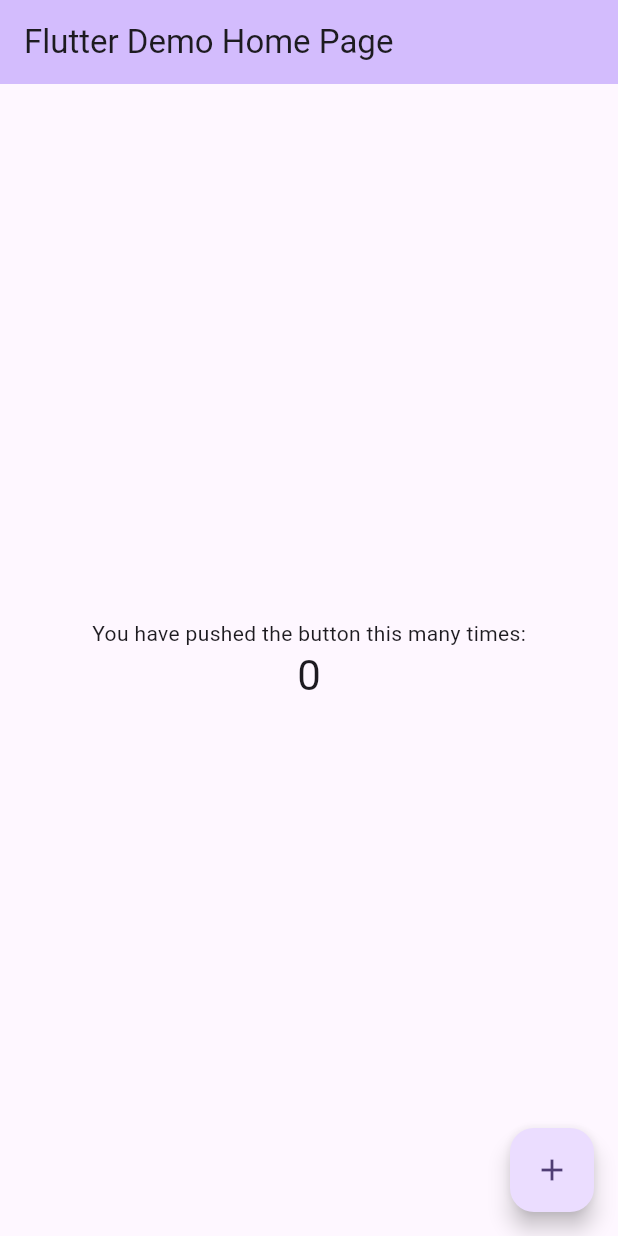
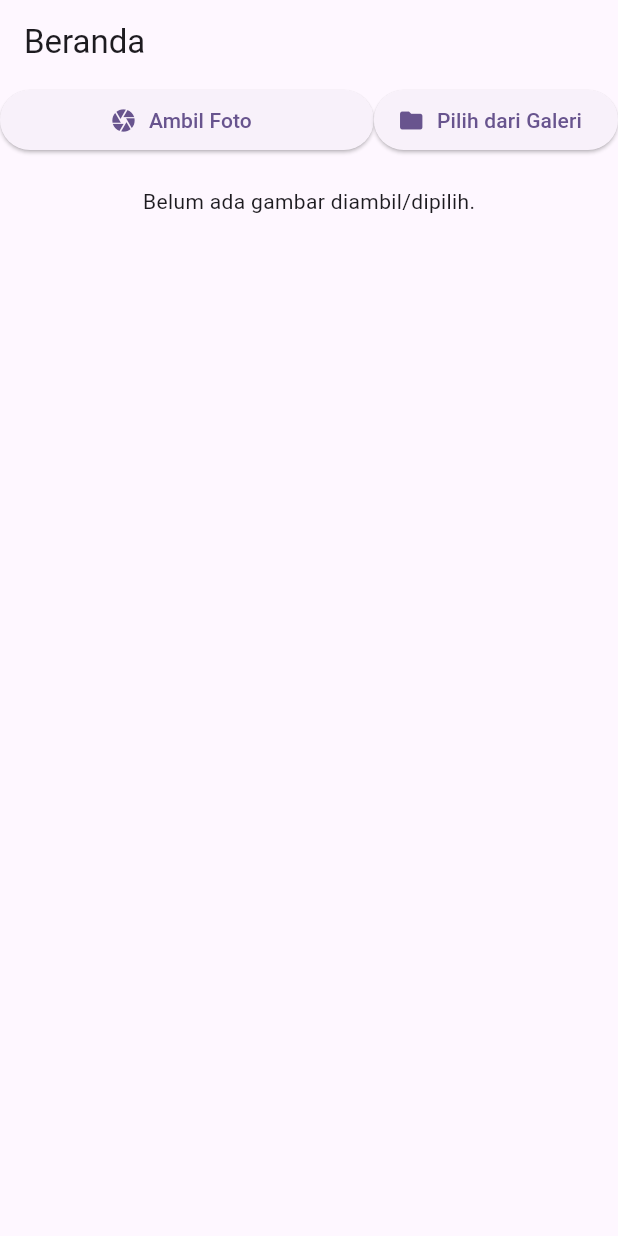
Before and after one commit to ARULL20/CameraFile_0051, a Flutter app: the screen it shows after launch, on a phone screen of 412 x 824 dp. Run offline on Flutter 3.47's test engine with Material 3 defaults, Android fonts, the light colour scheme and no system bars; our stand-ins replace camera, image_picker, permission_handler.

Commit message:
Camera non bloc

```diff
--- /dev/null
+++ b/lib/home_page.dart
@@ -0,0 +1,109 @@
+import 'dart:io';
+
+import 'package:cameras/native_camera_page.dart';
+import 'package:cameras/storage_helper.dart';
+import 'package:flutter/material.dart';
+import 'package:permission_handler/permission_handler.dart';
+import 'package:image_picker/image_picker.dart';
+
+class HomePage extends StatefulWidget {
+  const HomePage({super.key});
+
+  @override
+  State<HomePage> createState() => _HomePageState();
+}
+
+class _HomePageState extends State<HomePage> {
+  File? _imageFile;
+
+  Future<void> _requestPermission() async {
+    await Permission.camera.request();
+    await Permission.storage.request();
+    await Permission.manageExternalStorage.request();
+  }
+
+  Future<void> _takePicture() async {
+    await _requestPermission();
+    final File? result = await Navigator.push<File?>(
+      context,
+      MaterialPageRoute(builder: (_) => const CameraPage()),
+    );
+    if (result != null) {
+      final saved = await StorageHelper.saveImage(result, 'camera');
+      setState(() => _imageFile = saved);
+      ScaffoldMessenger.of(
+        context,
+      ).showSnackBar(SnackBar(content: Text('Disimpan: ${saved.path}')));
+    }
+  }
+
+  Future<void> _pickFromGallery() async {
+    final picker = ImagePicker();
+    final picked = await picker.pickImage(source: ImageSource.gallery);
+    if (picked != null) {
+      final saved = await StorageHelper.saveImage(File(picked.path), 'gallery');
+      setState(() => _imageFile = saved);
+      ScaffoldMessenger.of(
+        context,
+      ).showSnackBar(SnackBar(content: Text('Disalin: ${saved.path}')));
+    }
+  }
+
+  @override
+  Widget build(BuildContext context) {
+    return Scaffold(
+      appBar: AppBar(title: const Text('Beranda')),
+      body: SafeArea(
+        child: Column(
+          crossAxisAlignment: CrossAxisAlignment.center,
+          children: [
+            Row(
+              children: [
+                Expanded(
+                  child: ElevatedButton.icon(
+                    icon: const Icon(Icons.camera),
+                    label: const Text('Ambil Foto'),
+                    onPressed: _takePicture,
+                  ),
+                ),
+                ElevatedButton.icon(
+                  icon: const Icon(Icons.folder),
+                  label: const Text('Pilih dari Galeri'),
+                  onPressed: _pickFromGallery,
+                ),
+              ],
+            ),
+            const SizedBox(height: 20),
+            if (_imageFile != null)
+              Column(
+                children: [
+                  Padding(
+                    padding: const EdgeInsets.all(8.0),
+                    child: Image.file(_imageFile!, width: double.infinity),
+                  ),
+                  Text(
+                    'Gambar disimpan di: ${_imageFile?.path ?? 'Tidak ada'}',
+                    style: const TextStyle(fontSize: 12),
+                  ),
+                  ElevatedButton.icon(
+                    icon: const Icon(Icons.delete),
+                    label: const Text('Hapus Gambar'),
+                    onPressed: () async {
+                      await _imageFile?.delete();
+                      setState(() => _imageFile = null);
+                      ScaffoldMessenger.of(context).showSnackBar(
+                        const SnackBar(content: Text('Gambar dihapus')),
+                      );
+                    },
+                  ),
+                ],
+              )
+            else
+              const Text('Belum ada gambar diambil/dipilih.'),
+            const SizedBox(height: 20),
+          ],
+        ),
+      ),
+    );
+  }
+}
--- a/lib/main.dart
+++ b/lib/main.dart
@@ -1,3 +1,4 @@
+import 'package:cameras/home_page.dart';
 import 'package:flutter/material.dart';
 
 void main() {
@@ -7,119 +8,15 @@
 class MyApp extends StatelessWidget {
   const MyApp({super.key});
 
-  // This widget is the root of your application.
   @override
   Widget build(BuildContext context) {
     return MaterialApp(
       title: 'Flutter Demo',
       theme: ThemeData(
-        // This is the theme of your application.
-        //
-        // TRY THIS: Try running your application with "flutter run". You'll see
-        // the application has a purple toolbar. Then, without quitting the app,
-        // try changing the seedColor in the colorScheme below to Colors.green
-        // and then invoke "hot reload" (save your changes or press the "hot
-        // reload" button in a Flutter-supported IDE, or press "r" if you used
-        // the command line to start the app).
-        //
-        // Notice that the counter didn't reset back to zero; the application
-        // state is not lost during the reload. To reset the state, use hot
-        // restart instead.
-        //
-        // This works for code too, not just values: Most code changes can be
-        // tested with just a hot reload.
         colorScheme: ColorScheme.fromSeed(seedColor: Colors.deepPurple),
-        useMaterial3: true,
       ),
-      home: const MyHomePage(title: 'Flutter Demo Home Page'),
+      home: HomePage(),
+      debugShowCheckedModeBanner: false,
     );
   }
 }
-
-class MyHomePage extends StatefulWidget {
-  const MyHomePage({super.key, required this.title});
-
-  // This widget is the home page of your application. It is stateful, meaning
-  // that it has a State object (defined below) that contains fields that affect
-  // how it looks.
-
-  // This class is the configuration for the state. It holds the values (in this
-  // case the title) provided by the parent (in this case the App widget) and
-  // used by the build method of the State. Fields in a Widget subclass are
-  // always marked "final".
-
-  final String title;
-
-  @override
-  State<MyHomePage> createState() => _MyHomePageState();
-}
-
-class _MyHomePageState extends State<MyHomePage> {
-  int _counter = 0;
-
-  void _incrementCounter() {
-    setState(() {
-      // This call to setState tells the Flutter framework that something has
-      // changed in this State, which causes it to rerun the build method below
-      // so that the display can reflect the updated values. If we changed
-      // _counter without calling setState(), then the build method would not be
-      // called again, and so nothing would appear to happen.
-      _counter++;
-    });
-  }
-
-  @override
-  Widget build(BuildContext context) {
-    // This method is rerun every time setState is called, for instance as done
-    // by the _incrementCounter method above.
-    //
-    // The Flutter framework has been optimized to make rerunning build methods
-    // fast, so that you can just rebuild anything that needs updating rather
-    // than having to individually change instances of widgets.
-    return Scaffold(
-      appBar: AppBar(
-        // TRY THIS: Try changing the color here to a specific color (to
-        // Colors.amber, perhaps?) and trigger a hot reload to see the AppBar
-        // change color while the other colors stay the same.
-        backgroundColor: Theme.of(context).colorScheme.inversePrimary,
-        // Here we take the value from the MyHomePage object that was created by
-        // the App.build method, and use it to set our appbar title.
-        title: Text(widget.title),
-      ),
-      body: Center(
-        // Center is a layout widget. It takes a single child and positions it
-        // in the middle of the parent.
-        child: Column(
-          // Column is also a layout widget. It takes a list of children and
-          // arranges them vertically. By default, it sizes itself to fit its
-          // children horizontally, and tries to be as tall as its parent.
-          //
-          // Column has various properties to control how it sizes itself and
-          // how it positions its children. Here we use mainAxisAlignment to
-          // center the children vertically; the main axis here is the vertical
-          // axis because Columns are vertical (the cross axis would be
-          // horizontal).
-          //
-          // TRY THIS: Invoke "debug painting" (choose the "Toggle Debug Paint"
-          // action in the IDE, or press "p" in the console), to see the
-          // wireframe for each widget.
-          mainAxisAlignment: MainAxisAlignment.center,
-          children: <Widget>[
-            const Text(
-              'You have pushed the button this many times:',
-            ),
-            Text(
-              '$_counter',
-              style: Theme.of(context).textTheme.headlineMedium,
-            ),
-          ],
-        ),
-      ),
-      floatingActionButton: FloatingActionButton(
-        onPressed: _incrementCounter,
-        tooltip: 'Increment',
-        child: const Icon(Icons.add),
-      ), // This trailing comma makes auto-formatting nicer for build methods.
-    );
-  }
-}
--- a/pubspec.yaml
+++ b/pubspec.yaml
@@ -36,7 +36,7 @@ dependencies:
   # Use with the CupertinoIcons class for iOS style icons.
   cupertino_icons: ^1.0.6
   image_picker: ^1.1.2
-  camera: ^0.11.0+2
+  camera: ^0.10.5+9
   video_player: ^2.9.5
   permission_handler: ^11.3.1
   path: ^1.9.0
```
Also changed, not shown: lib/native_camera_page.dart (added, +213 -0 lines), lib/storage_helper.dart (added, +26 -0 lines), pubspec.lock.
